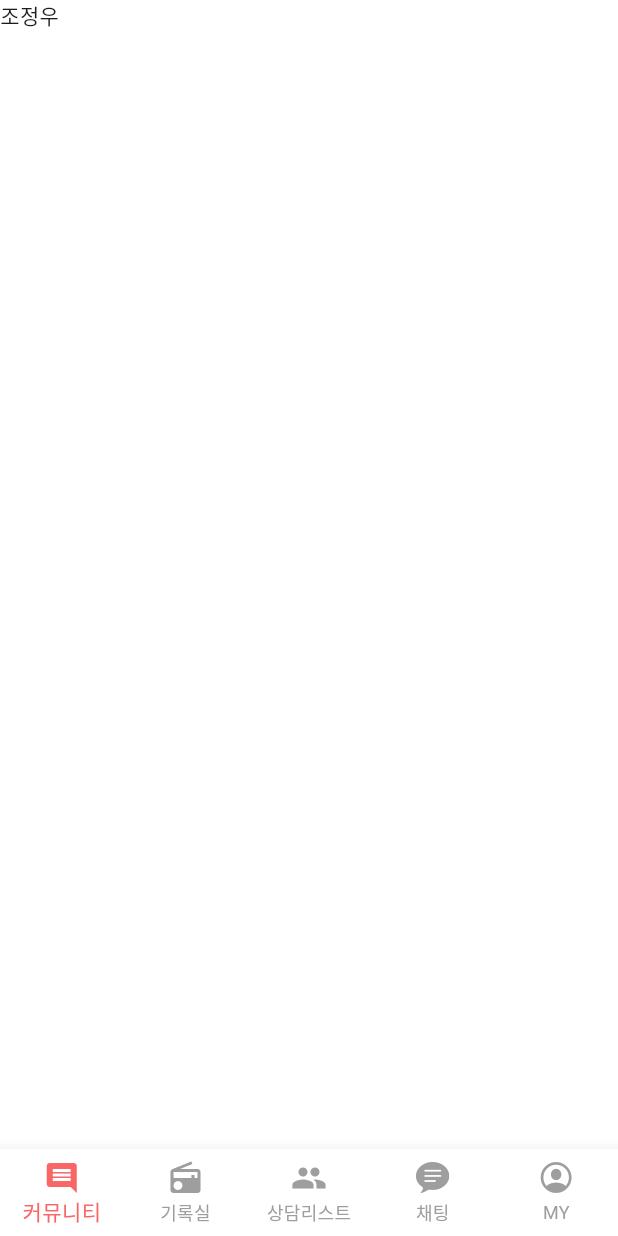
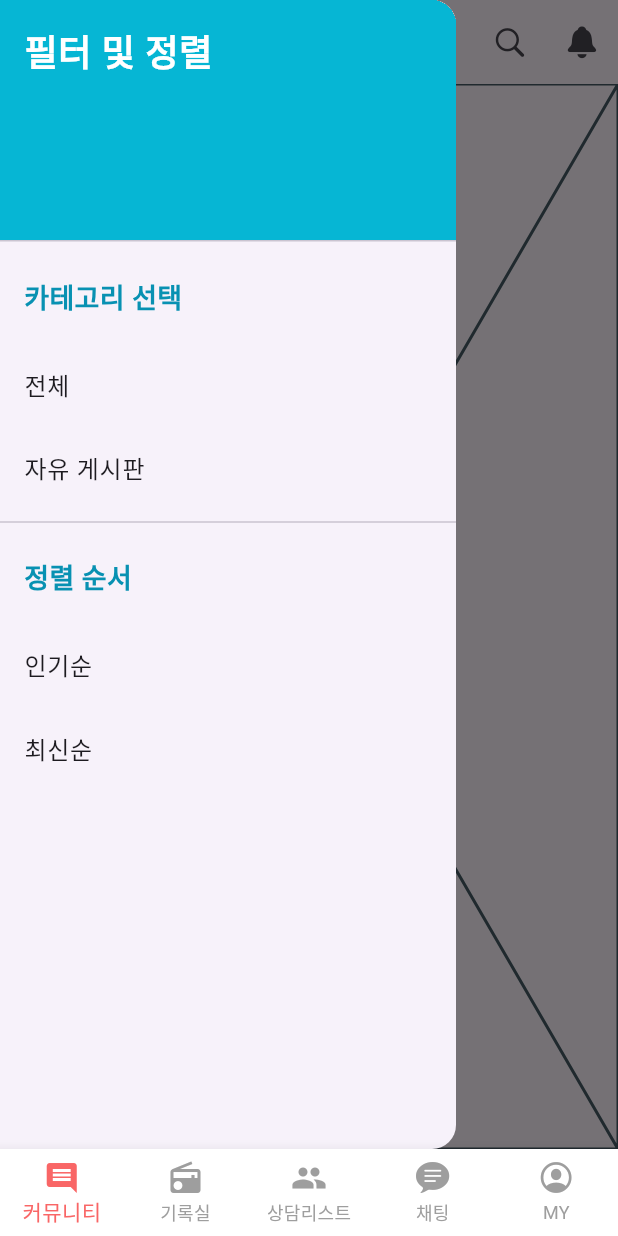
Before and after one commit to dhdhfkk1119/take_breath_front, a Flutter app: the screen it shows after launch, with the side drawer open (before the commit the screen has no drawer), on a phone screen of 412 x 824 dp. Run offline on Flutter 3.47's test engine with Material 3 defaults, Android fonts, the phone set to English and light mode, and no system bars.

Commit message:
custom brand color 추가

```diff
--- /dev/null
+++ b/lib/_core/constants/custom_color.dart
@@ -0,0 +1,5 @@
+import 'dart:ui';
+/* 공통으로 사용할 브랜드 색 및 글자 색 설정*/
+
+final brandBackColor = Color(0xFF06B6D4);
+final brandFontColor = Color(0xFF0891B2);
--- a/lib/presentation/pages/index_stack_page/community/list_page/community_list_page.dart
+++ b/lib/presentation/pages/index_stack_page/community/list_page/community_list_page.dart
@@ -1,10 +1,19 @@
 import 'package:flutter/material.dart';
+import 'package:take_breath/presentation/pages/index_stack_page/community/list_page/widgets/community_list_app_bar.dart';
+import 'package:take_breath/presentation/pages/index_stack_page/community/list_page/widgets/community_list_body.dart';
+import 'package:take_breath/presentation/pages/index_stack_page/community/list_page/widgets/community_list_filter.dart';
 
 class CommunityListPage extends StatelessWidget {
   const CommunityListPage({super.key});
 
   @override
   Widget build(BuildContext context) {
-    return SafeArea(child: Text("조정우"));
+    return Scaffold(
+      drawer: const Drawer(
+        child: CommunityListFilter(),
+      ),
+      appBar: CommunityListAppBar(),
+      body: CommunityListBody(),
+    );
   }
 }
--- a/lib/presentation/pages/index_stack_page/community/list_page/widgets/community_list_app_bar.dart
+++ b/lib/presentation/pages/index_stack_page/community/list_page/widgets/community_list_app_bar.dart
@@ -0,0 +1,44 @@
+import 'package:flutter/cupertino.dart';
+import 'package:flutter/material.dart';
+import 'package:take_breath/presentation/pages/index_stack_page/community/list_page/widgets/community_list_filter.dart';
+
+class CommunityListAppBar extends StatelessWidget
+    implements PreferredSizeWidget {
+  const CommunityListAppBar({super.key});
+
+  @override
+  Widget build(BuildContext context) {
+    return AppBar(
+      automaticallyImplyLeading: false,
+      title: Row(
+        children: [
+          Text("커뮤니티",
+              style: TextStyle(
+                fontWeight: FontWeight.w500,
+              )),
+          const SizedBox(width: 4),
+        ],
+      ),
+      centerTitle: true,
+      actions: [
+        IconButton(
+          icon: const Icon(CupertinoIcons.list_bullet),
+          onPressed: () {
+            Scaffold.of(context).openDrawer(); // 부모 Scaffold 찾기
+          },
+        ),
+        IconButton(
+          icon: const Icon(CupertinoIcons.search),
+          onPressed: () {},
+        ),
+        IconButton(
+          icon: const Icon(CupertinoIcons.bell_fill),
+          onPressed: () {},
+        ),
+      ],
+    );
+  }
+
+  @override
+  Size get preferredSize => const Size.fromHeight(kToolbarHeight);
+}
--- a/lib/presentation/pages/index_stack_page/community/list_page/widgets/community_list_body.dart
+++ b/lib/presentation/pages/index_stack_page/community/list_page/widgets/community_list_body.dart
@@ -0,0 +1,10 @@
+import 'package:flutter/material.dart';
+
+class CommunityListBody extends StatelessWidget {
+  const CommunityListBody({super.key});
+
+  @override
+  Widget build(BuildContext context) {
+    return const Placeholder();
+  }
+}
--- /dev/null
+++ b/lib/presentation/pages/index_stack_page/community/list_page/widgets/community_list_filter.dart
@@ -0,0 +1,76 @@
+import 'package:flutter/material.dart';
+import 'package:take_breath/_core/constants/custom_widget.dart';
+
+import '../../../../../../_core/constants/custom_color.dart';
+
+class CommunityListFilter extends StatelessWidget {
+  const CommunityListFilter({super.key});
+
+  @override
+  Widget build(BuildContext context) {
+    return ListView(
+      padding: EdgeInsets.zero,
+      children: <Widget>[
+        // 상단 헤더
+        DrawerHeader(
+          decoration: BoxDecoration(
+            color: brandBackColor,
+          ),
+          child: CustomWidget.buildTitle(
+            '필터 및 정렬',
+            color: Colors.white,
+            size: 24,
+          ),
+        ),
+
+        // --- 카테고리 선택 영역 ---
+        Padding(
+          padding: const EdgeInsets.all(16.0),
+          child: CustomWidget.buildTitle(
+            '카테고리 선택',
+            color: brandFontColor,
+          ),
+        ),
+        ListTile(
+          title: const Text('전체'),
+          onTap: () {
+            // 필터링 로직 구현
+            Navigator.pop(context); // Drawer 닫기
+          },
+        ),
+        ListTile(
+          title: const Text('자유 게시판'),
+          onTap: () {
+            // 필터링 로직 구현
+            Navigator.pop(context);
+          },
+        ),
+
+        const Divider(),
+
+        // --- 정렬 순서 영역 ---
+        Padding(
+          padding: const EdgeInsets.all(16.0),
+          child: CustomWidget.buildTitle(
+            '정렬 순서',
+            color: brandFontColor,
+          ),
+        ),
+        ListTile(
+          title: const Text('인기순'),
+          onTap: () {
+            // 정렬 로직 구현
+            Navigator.pop(context);
+          },
+        ),
+        ListTile(
+          title: const Text('최신순'),
+          onTap: () {
+            // 정렬 로직 구현
+            Navigator.pop(context);
+          },
+        ),
+      ],
+    );
+  }
+}
--- a/lib/presentation/pages/index_stack_page/community/list_page/widgets/community_list_item.dart
+++ b/lib/presentation/pages/index_stack_page/community/list_page/widgets/community_list_item.dart
@@ -0,0 +1,10 @@
+import 'package:flutter/material.dart';
+
+class CommunityListItem extends StatelessWidget {
+  const CommunityListItem({super.key});
+
+  @override
+  Widget build(BuildContext context) {
+    return const Placeholder();
+  }
+}
```
